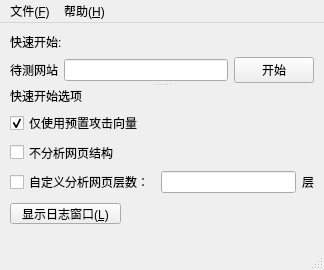
Above: XParser_GUI/MainWindow.ui from RushFTK/XParser_py3 before the change. Below: the same form after it.
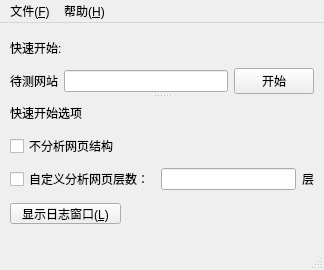
That is the form after the change.

Diff of the .ui file:
```diff
--- a/XParser_GUI/MainWindow.ui
+++ b/XParser_GUI/MainWindow.ui
@@ -67,19 +67,6 @@
         </property>
        </widget>
       </item>
-      <item>
-       <widget class="QCheckBox" name="checkBox_onlydefaultattackerlist">
-        <property name="text">
-         <string>仅使用预置攻击向量</string>
-        </property>
-        <property name="checkable">
-         <bool>true</bool>
-        </property>
-        <property name="checked">
-         <bool>true</bool>
-        </property>
-       </widget>
-      </item>
       <item>
        <widget class="QCheckBox" name="checkBox_dontanalyzestructer">
         <property name="text">
```
Left out of the diff: 6 changed lines with no effect on the pictures.
